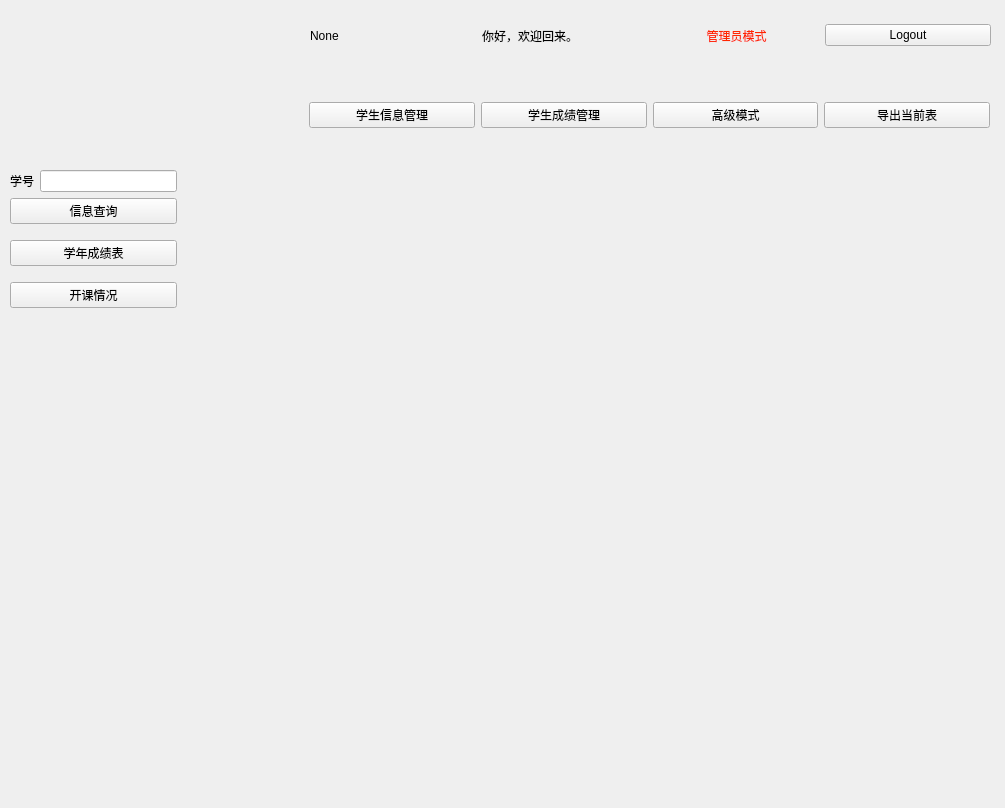
LouSF/SQL_Class, file UI_Part/SQL_UI/Admin_window.ui: the form before one commit.
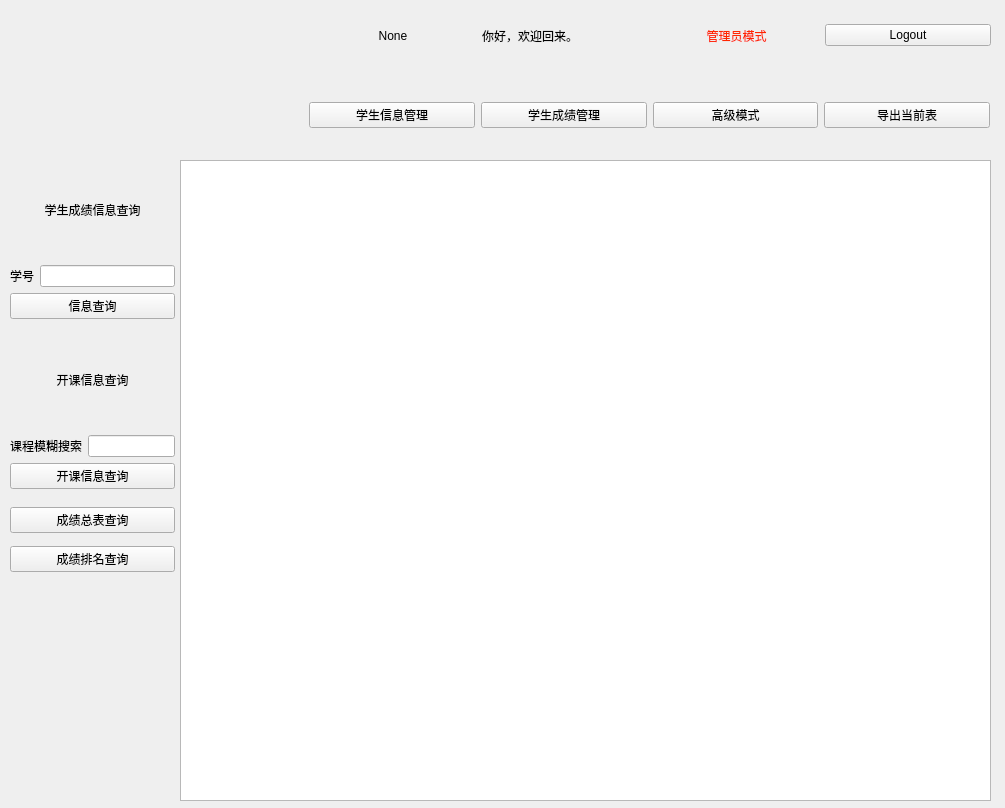
The form after the commit. Icons and pictures are not drawn.

```diff
--- a/UI_Part/SQL_UI/Admin_window.ui
+++ b/UI_Part/SQL_UI/Admin_window.ui
@@ -33,6 +33,9 @@
       <property name="text">
        <string>None</string>
       </property>
+      <property name="alignment">
+       <set>Qt::AlignCenter</set>
+      </property>
      </widget>
     </item>
     <item>
@@ -159,20 +162,32 @@
      <height>641</height>
     </rect>
    </property>
-   <layout class="QVBoxLayout" name="verticalLayout"/>
+   <layout class="QVBoxLayout" name="verticalLayout">
+    <item>
+     <widget class="QTableView" name="tableView"/>
+    </item>
+   </layout>
   </widget>
-  <widget class="QWidget" name="verticalLayoutWidget_2">
+  <widget class="QWidget" name="">
    <property name="geometry">
     <rect>
      <x>10</x>
      <y>160</y>
-     <width>167</width>
-     <height>161</height>
+     <width>165</width>
+     <height>159</height>
     </rect>
    </property>
-   <layout class="QVBoxLayout" name="verticalLayout_2">
-    <item>
      <layout class="QVBoxLayout" name="verticalLayout_3">
+    <item>
+     <widget class="QLabel" name="label_5">
+      <property name="text">
+       <string>学生成绩信息查询</string>
+      </property>
+      <property name="alignment">
+       <set>Qt::AlignCenter</set>
+      </property>
+     </widget>
+    </item>
       <item>
        <layout class="QHBoxLayout" name="horizontalLayout_3">
         <item>
@@ -195,18 +210,71 @@
        </widget>
       </item>
      </layout>
+  </widget>
+  <widget class="QWidget" name="layoutWidget">
+   <property name="geometry">
+    <rect>
+     <x>10</x>
+     <y>330</y>
+     <width>165</width>
+     <height>159</height>
+    </rect>
+   </property>
+   <layout class="QVBoxLayout" name="verticalLayout_4">
+    <item>
+     <widget class="QLabel" name="label_6">
+      <property name="text">
+       <string>开课信息查询</string>
+      </property>
+      <property name="alignment">
+       <set>Qt::AlignCenter</set>
+      </property>
+     </widget>
     </item>
     <item>
-     <widget class="QPushButton" name="AllScore_Button">
+     <layout class="QHBoxLayout" name="horizontalLayout_4">
+      <item>
+       <widget class="QLabel" name="label_7">
       <property name="text">
-       <string>学年成绩表</string>
+         <string>课程模糊搜索</string>
       </property>
      </widget>
     </item>
     <item>
-     <widget class="QPushButton" name="Course_Button">
+       <widget class="QLineEdit" name="Course_lineEdit"/>
+      </item>
+     </layout>
+    </item>
+    <item>
+     <widget class="QPushButton" name="Query_Course_Button">
       <property name="text">
-       <string>开课情况</string>
+       <string>开课信息查询</string>
+      </property>
+     </widget>
+    </item>
+   </layout>
+  </widget>
+  <widget class="QWidget" name="layoutWidget_2">
+   <property name="geometry">
+    <rect>
+     <x>10</x>
+     <y>500</y>
+     <width>165</width>
+     <height>81</height>
+    </rect>
+   </property>
+   <layout class="QVBoxLayout" name="verticalLayout_5">
+    <item>
+     <widget class="QPushButton" name="Query_Score_Button">
+      <property name="text">
+       <string>成绩总表查询</string>
+      </property>
+     </widget>
+    </item>
+    <item>
+     <widget class="QPushButton" name="Query_Score_Rank_Button">
+      <property name="text">
+       <string>成绩排名查询</string>
       </property>
      </widget>
     </item>
```
Left out of the diff: 2 changed lines with no effect on the pictures. Lines whose indentation alone changed are shown as unchanged.
